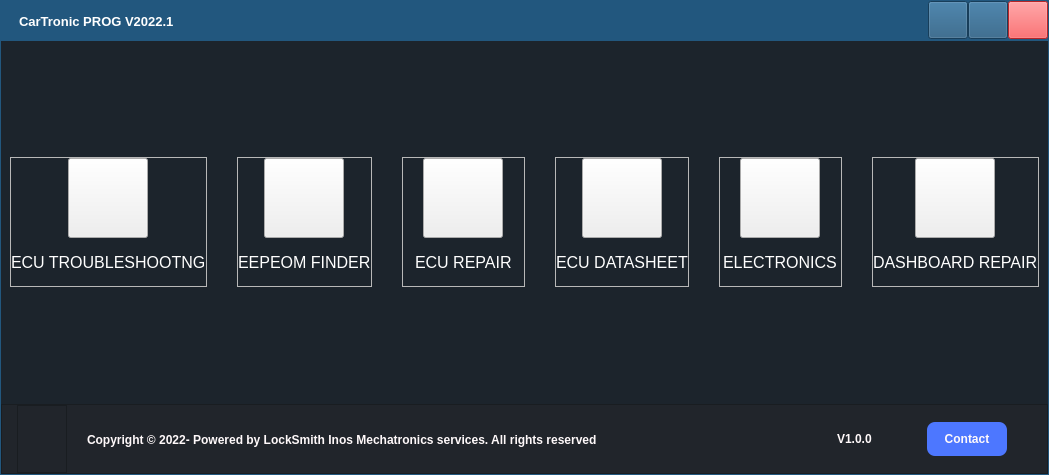
First picture: the form in qt_ui_files/base.ui, repository HanslettTheDev/Book_Store_pyqt5, before the edit.
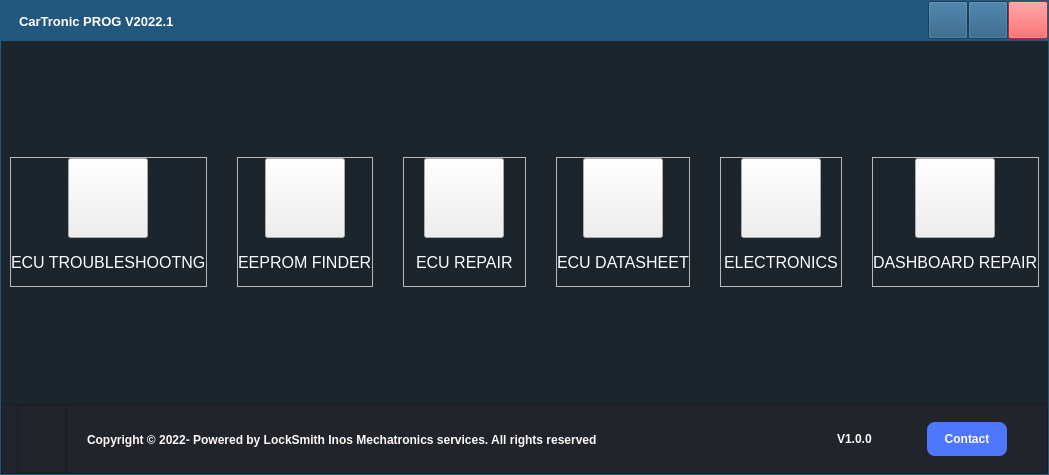
Second picture: the form after the edit.

What changed in the file:
```diff
--- a/qt_ui_files/base.ui
+++ b/qt_ui_files/base.ui
@@ -533,7 +533,7 @@
                 </size>
                </property>
                <property name="text">
-                <string>EEPEOM FINDER</string>
+                <string>EEPROM FINDER</string>
                </property>
                <property name="wordWrap">
                 <bool>false</bool>
```
